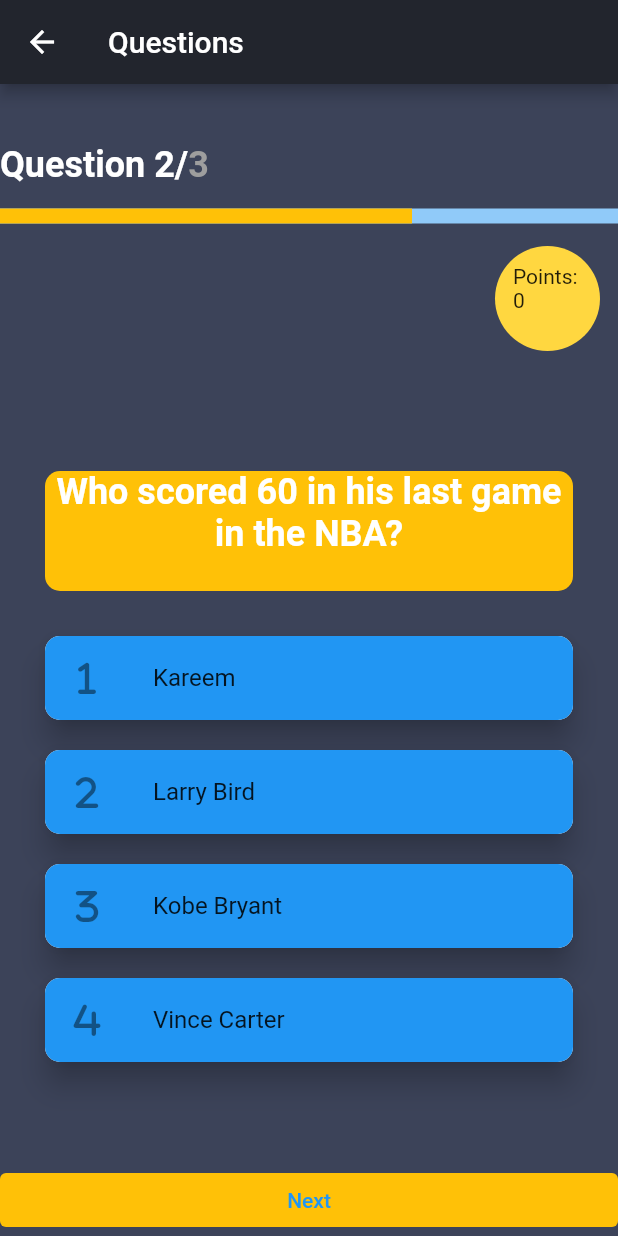
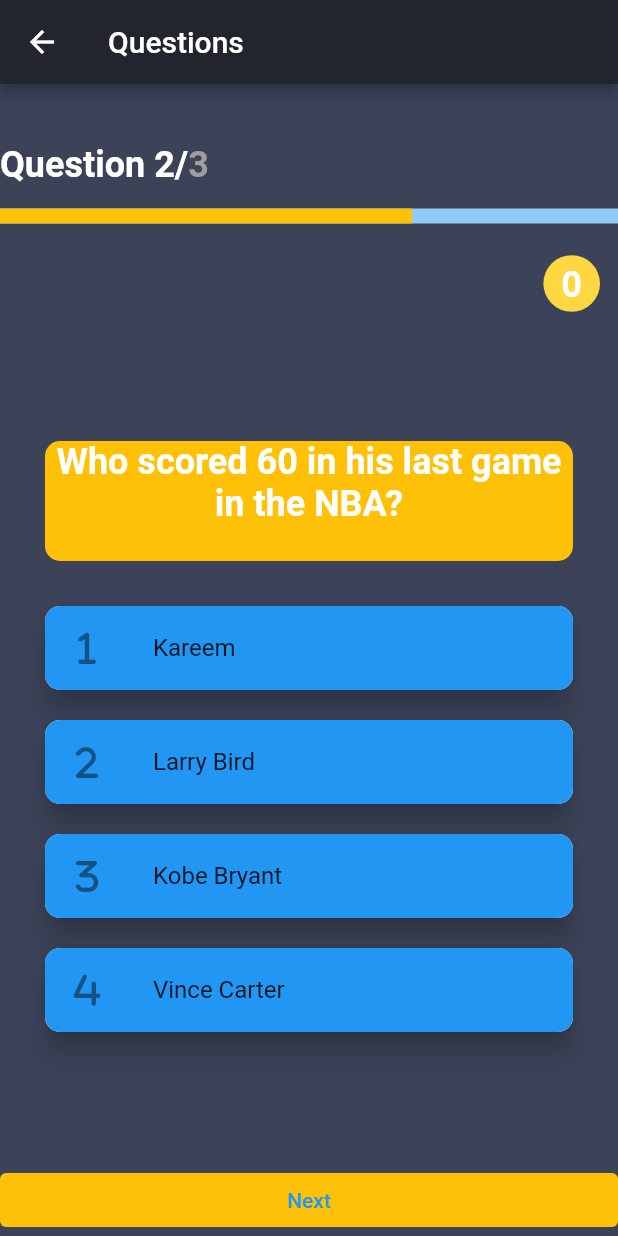
Before and after one commit to soulandbone/trivia_app, a Flutter app: the QuestionsScreen screen opened by its route, after a tap on "Next", on a phone screen of 412 x 824 dp. Run offline on Flutter 3.47's test engine with Material 2 defaults, Android fonts, the phone set to English and light mode, and no system bars; our stand-ins replace flutter_riverpod, font_awesome_flutter, gap.

Commit message:
added final screen of quiz, after all the questions are done

```diff
--- a/lib/providers/riverpod.dart
+++ b/lib/providers/riverpod.dart
@@ -1,6 +1,10 @@
+import 'package:flutter/material.dart';
 import 'package:flutter_riverpod/flutter_riverpod.dart';
+import 'package:trivia_app/screens/quiz_end.dart';
+import 'package:trivia_app/widgets/composed_widgets/quiz.dart';
 
 import '../models/quiz_model.dart';
+import '../screens/questions_screen.dart';
 
 final quizProvider =
     StateNotifierProvider<QuizNotifier, QuizModel>((ref) => QuizNotifier());
@@ -32,12 +36,16 @@ class QuizNotifier extends StateNotifier<QuizModel> {
     state = state.copy(pressed: booleans, questionsEnabled: false);
   }
 
-  void nextQuestion() {
+  void nextQuestion(BuildContext context, String routeName) {
     final newPage = state.currentPage + 1;
 
-    state = state.copy(
-        currentPage: newPage,
-        questionsEnabled: true,
-        pressed: [false, false, false, false]);
+    if (newPage > 2) {
+      Navigator.of(context).pushNamed(routeName);
+    } else {
+      state = state.copy(
+          currentPage: newPage,
+          questionsEnabled: true,
+          pressed: [false, false, false, false]);
+    }
   }
 }
--- a/lib/widgets/composed_widgets/quiz.dart
+++ b/lib/widgets/composed_widgets/quiz.dart
@@ -2,6 +2,7 @@ import 'package:flutter/material.dart';
 import 'package:flutter_riverpod/flutter_riverpod.dart';
 import 'package:gap/gap.dart';
 import 'package:trivia_app/providers/riverpod.dart';
+import 'package:trivia_app/screens/quiz_end.dart';
 import 'package:trivia_app/utils/app_styles.dart';
 import 'package:trivia_app/widgets/current_points.dart';
 
@@ -22,7 +23,7 @@ class _QuizState extends ConsumerState<Quiz> {
   void nextPage() {
     final quizReader = ref.read(quizProvider.notifier);
     setState(() {
-      quizReader.nextQuestion();
+      quizReader.nextQuestion(context, QuizEnd.routeName);
     });
   }
 
@@ -44,7 +45,7 @@ class _QuizState extends ConsumerState<Quiz> {
                   style: AppStyles.title.copyWith(color: Colors.grey))
             ]),
           )),
-      const QuizzProgress(),
+      QuizzProgress(questionsAnswers: widget.questionsAnswers),
       const Gap(15),
       const Align(
         alignment: Alignment.centerRight,
--- a/lib/widgets/current_points.dart
+++ b/lib/widgets/current_points.dart
@@ -1,6 +1,7 @@
 import 'package:flutter/material.dart';
 import 'package:flutter_riverpod/flutter_riverpod.dart';
 import 'package:trivia_app/providers/riverpod.dart';
+import 'package:trivia_app/utils/app_styles.dart';
 
 class CurrentPoints extends ConsumerWidget {
   const CurrentPoints({super.key});
@@ -12,14 +13,17 @@ class CurrentPoints extends ConsumerWidget {
     return Container(
       margin: const EdgeInsets.only(right: 12),
       padding: const EdgeInsets.all(12),
-      height: 70,
-      width: 70,
+      height: 50,
       decoration: const BoxDecoration(
         shape: BoxShape.circle,
         color: Colors.amberAccent,
         //borderRadius: BorderRadius.all(Radius.circular(10))
       ),
-      child: Text('Points: ${quizData.currentPoints}'),
+      child: Text(
+        '${quizData.currentPoints}',
+        textAlign: TextAlign.center,
+        style: AppStyles.title,
+      ),
     );
   }
 }
--- a/lib/widgets/quiz_progress.dart
+++ b/lib/widgets/quiz_progress.dart
@@ -4,7 +4,8 @@ import 'package:flutter_riverpod/flutter_riverpod.dart';
 import '../providers/riverpod.dart';
 
 class QuizzProgress extends ConsumerWidget {
-  const QuizzProgress({super.key});
+  final List<Map<String, dynamic>> questionsAnswers;
+  const QuizzProgress({required this.questionsAnswers, super.key});
 
   @override
   Widget build(BuildContext context, WidgetRef ref) {
@@ -15,7 +16,7 @@ class QuizzProgress extends ConsumerWidget {
       child: LinearProgressIndicator(
         minHeight: 10,
         color: Colors.amber,
-        value: (quizData.currentPage + 1) / 3,
+        value: (quizData.currentPage + 1) / questionsAnswers.length,
       ),
     );
   }
```
Also changed, not shown: lib/main.dart (+7 -2 lines), lib/screens/quiz_end.dart (added, +13 -0 lines).
